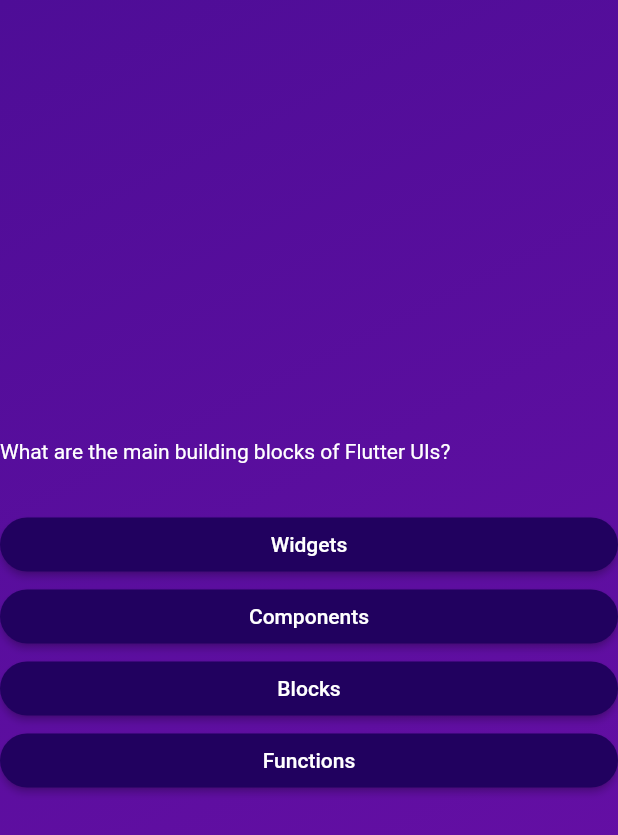
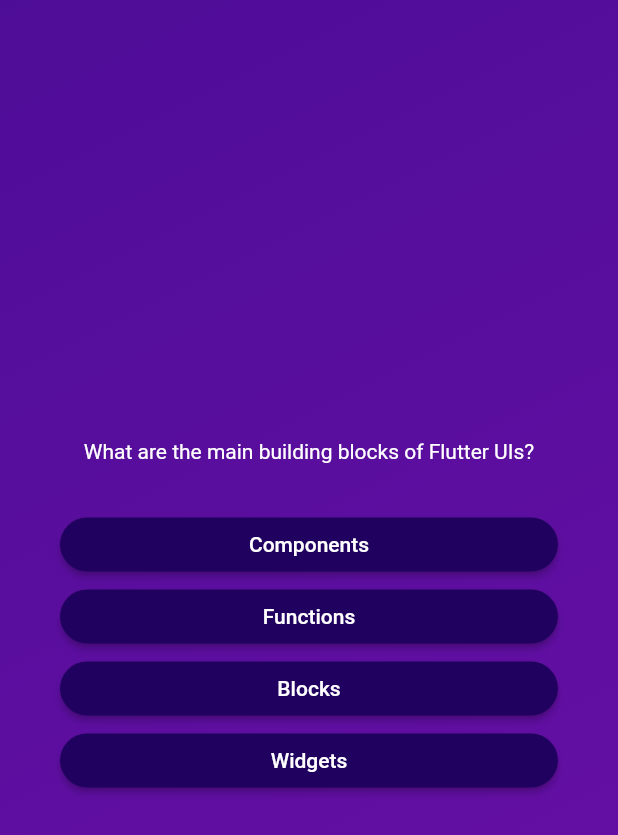
Before and after one commit to musamairshad/Quiz-App, a Flutter app: the screen it shows after launch, after a tap on "Start Quiz", on a phone screen of 412 x 824 dp. Shown: the top 835 px of the screen. Run offline on Flutter 3.47's test engine with Material 2 defaults, Android fonts, the phone set to English and light mode, and no system bars.

Commit message:
questions_screen.dart file is modified.

```diff
--- a/lib/questions_screen.dart
+++ b/lib/questions_screen.dart
@@ -18,28 +18,37 @@ class _QuestionsScreenState extends State<QuestionsScreen> {
 
     return SizedBox(
       width: double.infinity,
+      child: Container(
+        margin: const EdgeInsets.all(40.0),
         child: Column(
           mainAxisAlignment: MainAxisAlignment.center,
           crossAxisAlignment: CrossAxisAlignment.stretch,
           children: [
             Text(
               currentQuestion.text,
+              textAlign: TextAlign.center,
               style: const TextStyle(
                 color: Colors.white,
               ),
             ),
             const SizedBox(height: 30),
-          ...currentQuestion.answers.map((answer){
-            return AnswerButton(answerText: answer,
-            onTap: (){},
+            ...currentQuestion.getShuffledAnswers().map((answer) {
+              return AnswerButton(
+                answerText: answer,
+                onTap: () {},
               );
             }),
+
+            // ...currentQuestion.answers().map() => previously it is like
+            // this.
+
             // AnswerButton(
             //   answerText: currentQuestion.answers[0],
             //   onTap: () {},
             // ),
           ],
         ),
+      ),
     );
   }
 }
```
Lines whose indentation alone changed are shown as unchanged.
